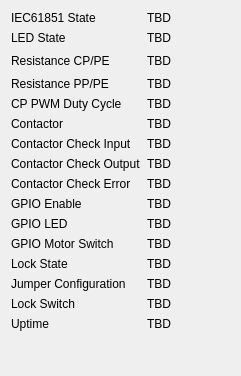
Before: the Qt Designer form src/brickv/plugin_system/plugins/evse/ui/evse.ui in Tinkerforge/brickv, drawn with Qt 5.
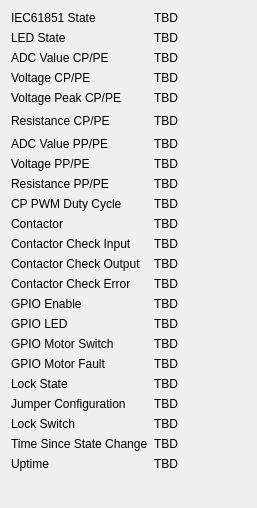
After: the same form once the commit is applied.

Commit message: Add new API status parameter to ui

```diff
--- a/src/brickv/plugin_system/plugins/evse/ui/evse.ui
+++ b/src/brickv/plugin_system/plugins/evse/ui/evse.ui
@@ -6,8 +6,8 @@
    <rect>
     <x>0</x>
     <y>0</y>
-    <width>241</width>
-    <height>376</height>
+    <width>257</width>
+    <height>508</height>
    </rect>
   </property>
   <property name="windowTitle">
@@ -23,14 +23,21 @@
        </property>
       </widget>
      </item>
-     <item row="5" column="1">
+     <item row="21" column="0">
+      <widget class="QLabel" name="label_time_since_state_change">
+       <property name="text">
+        <string>Time Since State Change</string>
+       </property>
+      </widget>
+     </item>
+     <item row="10" column="1">
       <widget class="QLabel" name="label_contactor">
        <property name="text">
         <string>TBD</string>
        </property>
       </widget>
      </item>
-     <item row="2" column="2">
+     <item row="5" column="2">
       <spacer name="horizontalSpacer">
        <property name="orientation">
         <enum>Qt::Horizontal</enum>
@@ -43,7 +50,7 @@
        </property>
       </spacer>
      </item>
-     <item row="5" column="0">
+     <item row="10" column="0">
       <widget class="QLabel" name="label_14">
        <property name="text">
         <string>Contactor</string>
@@ -57,63 +64,63 @@
        </property>
       </widget>
      </item>
-     <item row="2" column="0">
+     <item row="5" column="0">
       <widget class="QLabel" name="label_3">
        <property name="text">
         <string>Resistance CP/PE</string>
        </property>
       </widget>
      </item>
-     <item row="3" column="0">
+     <item row="8" column="0">
       <widget class="QLabel" name="label_4">
        <property name="text">
         <string>Resistance PP/PE</string>
        </property>
       </widget>
      </item>
-     <item row="9" column="0">
+     <item row="14" column="0">
       <widget class="QLabel" name="label_8">
        <property name="text">
         <string>GPIO Enable</string>
        </property>
       </widget>
      </item>
-     <item row="12" column="0">
+     <item row="18" column="0">
       <widget class="QLabel" name="label_9">
        <property name="text">
         <string>Lock State</string>
        </property>
       </widget>
      </item>
-     <item row="10" column="0">
+     <item row="15" column="0">
       <widget class="QLabel" name="label_10">
        <property name="text">
         <string>GPIO LED</string>
        </property>
       </widget>
      </item>
-     <item row="6" column="0">
+     <item row="11" column="0">
       <widget class="QLabel" name="label_6">
        <property name="text">
         <string>Contactor Check Input</string>
        </property>
       </widget>
      </item>
-     <item row="8" column="0">
+     <item row="13" column="0">
       <widget class="QLabel" name="label_7">
        <property name="text">
         <string>Contactor Check Error</string>
        </property>
       </widget>
      </item>
-     <item row="4" column="0">
+     <item row="9" column="0">
       <widget class="QLabel" name="label_5">
        <property name="text">
         <string>CP PWM Duty Cycle</string>
        </property>
       </widget>
      </item>
-     <item row="14" column="0">
+     <item row="20" column="0">
       <widget class="QLabel" name="label_13">
        <property name="text">
         <string>Lock Switch</string>
@@ -127,7 +134,7 @@
        </property>
       </widget>
      </item>
-     <item row="2" column="1">
+     <item row="5" column="1">
       <widget class="QLabel" name="label_resistance_cp_pe">
        <property name="text">
         <string>TBD</string>
@@ -141,118 +148,209 @@
        </property>
       </widget>
      </item>
-     <item row="11" column="0">
+     <item row="16" column="0">
       <widget class="QLabel" name="label_11">
        <property name="text">
         <string>GPIO Motor Switch</string>
        </property>
       </widget>
      </item>
-     <item row="13" column="0">
+     <item row="19" column="0">
       <widget class="QLabel" name="label_12">
        <property name="text">
         <string>Jumper Configuration</string>
        </property>
       </widget>
      </item>
-     <item row="3" column="1">
+     <item row="8" column="1">
       <widget class="QLabel" name="label_resistance_pp_pe">
        <property name="text">
         <string>TBD</string>
        </property>
       </widget>
      </item>
-     <item row="4" column="1">
+     <item row="9" column="1">
       <widget class="QLabel" name="label_cp_pwm_duty_cycle">
        <property name="text">
         <string>TBD</string>
        </property>
       </widget>
      </item>
-     <item row="6" column="1">
+     <item row="11" column="1">
       <widget class="QLabel" name="label_contactor_input">
        <property name="text">
         <string>TBD</string>
        </property>
       </widget>
      </item>
-     <item row="8" column="1">
+     <item row="13" column="1">
       <widget class="QLabel" name="label_contactor_error">
        <property name="text">
         <string>TBD</string>
        </property>
       </widget>
      </item>
-     <item row="9" column="1">
+     <item row="14" column="1">
       <widget class="QLabel" name="label_gpio_enable">
        <property name="text">
         <string>TBD</string>
        </property>
       </widget>
      </item>
-     <item row="10" column="1">
+     <item row="15" column="1">
       <widget class="QLabel" name="label_gpio_led">
        <property name="text">
         <string>TBD</string>
        </property>
       </widget>
      </item>
-     <item row="11" column="1">
+     <item row="16" column="1">
       <widget class="QLabel" name="label_gpio_motor_switch">
        <property name="text">
         <string>TBD</string>
        </property>
       </widget>
      </item>
-     <item row="12" column="1">
+     <item row="18" column="1">
       <widget class="QLabel" name="label_lock_state">
        <property name="text">
         <string>TBD</string>
        </property>
       </widget>
      </item>
-     <item row="13" column="1">
+     <item row="19" column="1">
       <widget class="QLabel" name="label_jumper_configuration">
        <property name="text">
         <string>TBD</string>
        </property>
       </widget>
      </item>
-     <item row="14" column="1">
+     <item row="20" column="1">
       <widget class="QLabel" name="label_lock_switch">
        <property name="text">
         <string>TBD</string>
        </property>
       </widget>
      </item>
-     <item row="7" column="0">
+     <item row="12" column="0">
       <widget class="QLabel" name="label_15">
        <property name="text">
         <string>Contactor Check Output</string>
        </property>
       </widget>
      </item>
-     <item row="7" column="1">
+     <item row="12" column="1">
       <widget class="QLabel" name="label_contactor_output">
        <property name="text">
         <string>TBD</string>
        </property>
       </widget>
      </item>
-     <item row="15" column="0">
+     <item row="22" column="0">
       <widget class="QLabel" name="label_16">
        <property name="text">
         <string>Uptime</string>
        </property>
       </widget>
      </item>
-     <item row="15" column="1">
+     <item row="22" column="1">
       <widget class="QLabel" name="label_uptime">
        <property name="text">
         <string>TBD</string>
        </property>
       </widget>
      </item>
+     <item row="2" column="0">
+      <widget class="QLabel" name="label_18">
+       <property name="text">
+        <string>ADC Value CP/PE</string>
+       </property>
+      </widget>
+     </item>
+     <item row="2" column="1">
+      <widget class="QLabel" name="label_adc_value_cp_pe">
+       <property name="text">
+        <string>TBD</string>
+       </property>
+      </widget>
+     </item>
+     <item row="4" column="0">
+      <widget class="QLabel" name="label_19">
+       <property name="text">
+        <string>Voltage Peak CP/PE</string>
+       </property>
+      </widget>
+     </item>
+     <item row="3" column="0">
+      <widget class="QLabel" name="label_17">
+       <property name="text">
+        <string>Voltage CP/PE</string>
+       </property>
+      </widget>
+     </item>
+     <item row="6" column="0">
+      <widget class="QLabel" name="label_20">
+       <property name="text">
+        <string>ADC Value PP/PE</string>
+       </property>
+      </widget>
+     </item>
+     <item row="7" column="0">
+      <widget class="QLabel" name="label_21">
+       <property name="text">
+        <string>Voltage PP/PE</string>
+       </property>
+      </widget>
+     </item>
+     <item row="3" column="1">
+      <widget class="QLabel" name="label_voltage_cp_pe">
+       <property name="text">
+        <string>TBD</string>
+       </property>
+      </widget>
+     </item>
+     <item row="4" column="1">
+      <widget class="QLabel" name="label_voltage_peak_cp_pe">
+       <property name="text">
+        <string>TBD</string>
+       </property>
+      </widget>
+     </item>
+     <item row="6" column="1">
+      <widget class="QLabel" name="label_adc_value_pp_pe">
+       <property name="text">
+        <string>TBD</string>
+       </property>
+      </widget>
+     </item>
+     <item row="7" column="1">
+      <widget class="QLabel" name="label_27">
+       <property name="text">
+        <string>TBD</string>
+       </property>
+      </widget>
+     </item>
+     <item row="21" column="1">
+      <widget class="QLabel" name="label_time_since_state_change_2">
+       <property name="text">
+        <string>TBD</string>
+       </property>
+      </widget>
+     </item>
+     <item row="17" column="0">
+      <widget class="QLabel" name="label_22">
+       <property name="text">
+        <string>GPIO Motor Fault</string>
+       </property>
+      </widget>
+     </item>
+     <item row="17" column="1">
+      <widget class="QLabel" name="label_gpio_motor_fault">
+       <property name="text">
+        <string>TBD</string>
+       </property>
+      </widget>
+     </item>
     </layout>
    </item>
    <item>
```
The commit also changes 1 other file.
